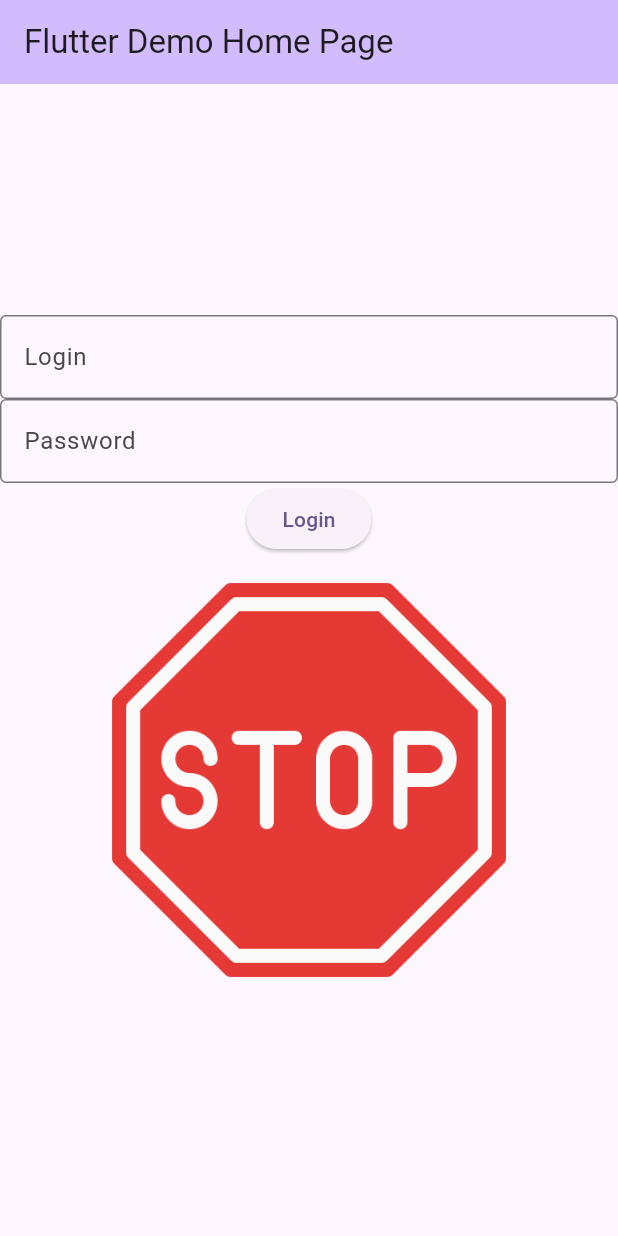
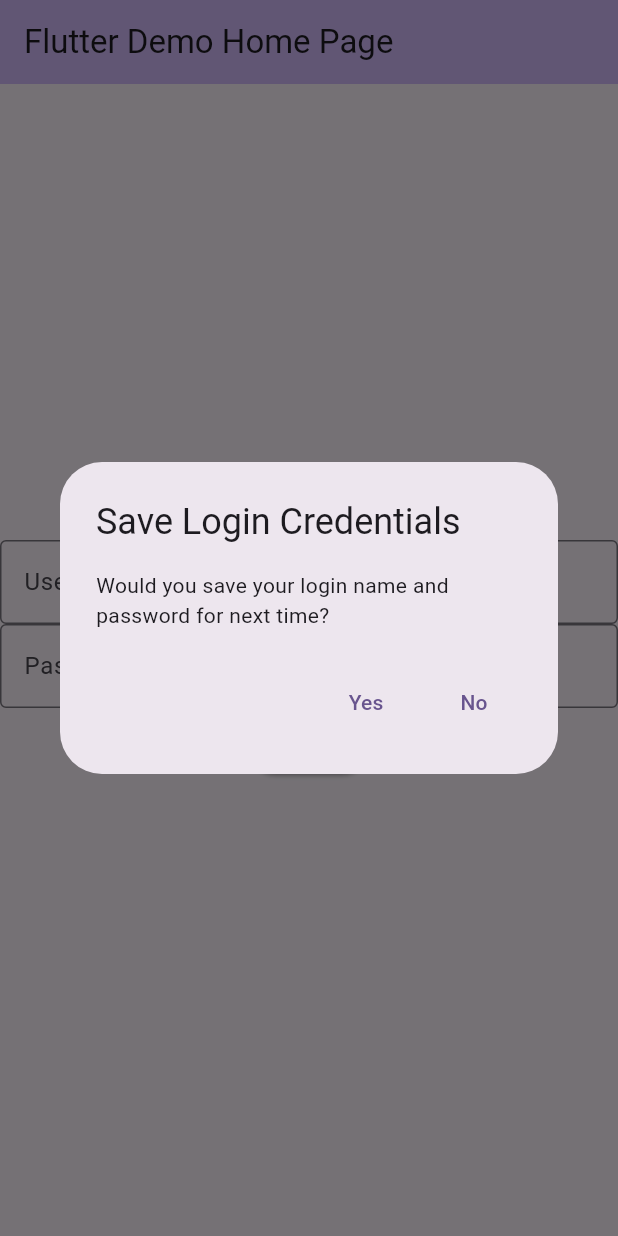
Before and after one commit to qazwsxedf/my_CST2335_labs, a Flutter app: the screen it shows after launch, after a tap on "Login", on a phone screen of 412 x 824 dp. Run offline on Flutter 3.47's test engine with Material 3 defaults, Android fonts, the phone set to English and light mode, and no system bars; missing offline and left inert: encrypted_shared_preferences.

Commit message:
Added Alert Dialog and SnackBack and utilized EncryptedSharedPreferences to save the username and password used if the user wants.

```diff
--- a/lib/main.dart
+++ b/lib/main.dart
@@ -1,4 +1,6 @@
+import 'package:encrypted_shared_preferences/encrypted_shared_preferences.dart';
 import 'package:flutter/material.dart';
+
 
 void main() {
   runApp(const MyApp());
@@ -35,14 +37,16 @@ class _MyHomePageState extends State<MyHomePage> {
 
   late TextEditingController _loginController; // controller for login field
   late TextEditingController _passwordController; // controller for password field
-  String _imagePath = "images/question-mark.png"; // String variable to store image path
-  final String _correctPassword = "QWERTY123"; // Correct password to compare user input with
+  late EncryptedSharedPreferences prefs;
+  late SnackBar snackBar;
 
   @override
   void initState() {
     super.initState();
     _loginController = TextEditingController();
     _passwordController = TextEditingController();
+    prefs = EncryptedSharedPreferences();
+    _loadSavedCredentials();
   }
 
   @override
@@ -52,19 +56,54 @@ class _MyHomePageState extends State<MyHomePage> {
     super.dispose();
   }
 
-  // If user input is same as the correct password, image path is set to the
-  //light bulb image, else it is set to the stop sign image.
-  void _checkPassword(){
-    if(_passwordController.text == _correctPassword){
-      setState(() {
-        _imagePath = "images/idea.png";
-      });
-    } else {
-      setState(() {
-        _imagePath = "images/stop.png";
-      });
+  void _loadSavedCredentials() async {
+    var savedUsername = await prefs.getString('username');
+    var savedPassword = await prefs.getString('password');
+
+    if (savedPassword != '' && savedUsername != '') {
+      _loginController.text = savedUsername;
+      _passwordController.text = savedPassword;
+
+      ScaffoldMessenger.of(context).showSnackBar(
+        SnackBar(
+          content: Text('Previous login credentials loaded.'),
+          action: SnackBarAction(
+            label: 'Undo',
+            onPressed: () {
+              setState(() {
+                _loginController.text = '';
+                _passwordController.text = '';
+              });
+            },
+          ),
+        ),
+      );
     }
+  }
 
+  void _showAlertDialog() {
+    showDialog(
+      context: context,
+      builder: (BuildContext context) => AlertDialog(
+        title: const Text("Save Login Credentials"),
+        content: const Text("Would you save your login name and password for next time?"),
+        actions: [
+          TextButton(onPressed: () async {
+            String username = _loginController.text.isEmpty ? '' : _loginController.text;
+            String password = _passwordController.text.isEmpty ? '' : _passwordController.text;
+
+            await prefs.setString('username', username);
+            await prefs.setString('password', password);
+            Navigator.pop(context);
+          }, child: Text("Yes")),
+          TextButton(onPressed: () async {
+            await prefs.remove('username');
+            await prefs.remove('password');
+            Navigator.pop(context);
+          }, child: Text("No"))
+        ],
+      ),
+    );
   }
 
   @override
@@ -86,7 +125,7 @@ class _MyHomePageState extends State<MyHomePage> {
             TextField(
               controller: _loginController,
               decoration: InputDecoration(
-                hintText: "Login",
+                hintText: "Username",
                 border: OutlineInputBorder(),
               ),
             ),
@@ -100,9 +139,7 @@ class _MyHomePageState extends State<MyHomePage> {
               obscureText: true,
             ),
             // on button press, the _checkPassword function is called
-            ElevatedButton(onPressed: _checkPassword, child: Text("Login")),
-            // displays the image based on what is stored in _imagePath variable
-            Image.asset(_imagePath, width: 300, height:300),
+            ElevatedButton(onPressed: _showAlertDialog, child: Text("Login")),
           ],
         ),
       ),
--- a/pubspec.yaml
+++ b/pubspec.yaml
@@ -34,6 +34,8 @@ dependencies:
   # The following adds the Cupertino Icons font to your application.
   # Use with the CupertinoIcons class for iOS style icons.
   cupertino_icons: ^1.0.8
+  shared_preferences: ^2.5.1
+  encrypted_shared_preferences: ^3.0.1
 
 dev_dependencies:
   flutter_test:
```
Also changed, not shown: pubspec.lock, 1 other file.
